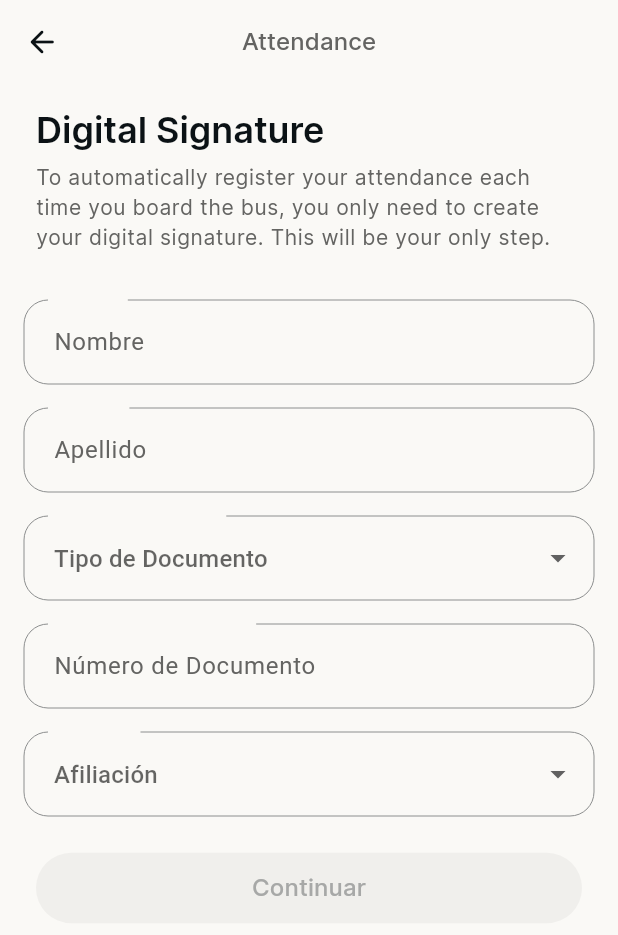
After one commit to movilidad-up/simup-up-app, a Flutter app: the SignatureFormView screen opened directly, on a phone screen of 412 x 824 dp. The commit adds this screen. Shown: the top 935 px of the screen. Run offline on Flutter 3.47's test engine with Material 3 defaults, Android fonts, the phone set to English and light mode, and no system bars; our stand-ins replace connectivity_plus, flutter_blue_plus, flutter_dotenv, flutter_local_notifications, flutter_styled_toast, flutter_svg and 11 more; missing offline and left inert: cron, encrypt, mobile_scanner, zoom_widget; accounts and stored records are empty; generated files the repository leaves out were written again.

Commit message:
SMP-023 - Implements Virtual Signature flow and saves encrypted signature on device.

```diff
--- a/lib/l10n/app_en.arb
+++ b/lib/l10n/app_en.arb
@@ -181,6 +181,12 @@
   "qrAttendance": "QR Attendance",
   "qrAttendanceInfo": "Please scan one of the QR codes located at the bus attendance points below.",
   "submitMyQrAttendance": "Submit my QR Attendance",
+  "digitalSignature": "Digital Signature",
+  "digitalSignatureInfo": "To automatically register your attendance each time you board the bus, you only need to create your digital signature. This will be your only step.",
+  "drawSignature": "Draw Your Signature",
+  "drawSignatureInfo": "To finish, please draw your signature.",
+  "allDone": "All Set!",
+  "allDoneInfo": "Your digital signature has been successfully created. Each time you board the bus, your attendance will be sent automatically :)",
 
   "readyStatus": "Tap to submit attendance",
   "readyStatusInfo": "Tap this button to submit your attendance",
--- a/lib/l10n/app_es.arb
+++ b/lib/l10n/app_es.arb
@@ -182,6 +182,12 @@
   "qrAttendance": "Asistencia QR",
   "qrAttendanceInfo": "Por favor, escanee a continuación alguno de los códigos QR ubicados en los puntos de asistencia del bus.",
   "submitMyQrAttendance": "Enviar mi Asistencia QR",
+  "digitalSignature": "Firma Digital",
+  "digitalSignatureInfo": "Para que podamos registrar tu asistencia de manera automática cada vez que subas al bus, solo necesitas crear tu firma digital. Este será tu único paso.",
+  "drawSignature": "Dibuja tu firma",
+  "drawSignatureInfo": "Para finalizar, por favor, dibuja tu firma.",
+  "allDone": "¡Todo listo!",
+  "allDoneInfo": "Tu firma digital ha sido creada exitosamente, cada que subas al bus, se enviará automaticamente tu asistencia :)",
 
   "readyStatus": "Toca para enviar asistencia",
   "readyStatusInfo": "Toque este botón para enviar su asistencia",
--- a/lib/views/home_view.dart
+++ b/lib/views/home_view.dart
@@ -4,6 +4,7 @@ import 'package:simup_up/views/components/current_station_card.dart';
 import 'package:simup_up/views/components/schedules_card.dart';
 import 'package:simup_up/views/components/status_card.dart';
 import 'package:simup_up/views/settings_view.dart';
+import 'package:simup_up/views/signature_form_view.dart';
 import 'package:simup_up/views/styles/spaces.dart';
 import 'package:flutter_gen/gen_l10n/app_localizations.dart';
 import 'package:simup_up/views/utils/custom-page-router.dart';
@@ -107,7 +108,10 @@ class _HomeViewState extends State<HomeView> {
                     delegate: SliverChildListDelegate([
                       VerticalSpacing(16.0),
                       ActionCard(
-                        onSchedulesTap: () {},
+                        onSchedulesTap: () {
+                          Navigator.of(context)
+                              .push(CustomPageRoute(SignatureFormView()));
+                        },
                         subtitle: AppLocalizations.of(context)!.myAttendance,
                         title: AppLocalizations.of(context)!.createYourSignature,
                         isPrimaryAction: true,
--- /dev/null
+++ b/lib/views/signature_form_view.dart
@@ -0,0 +1,358 @@
+import 'dart:convert';
+import 'dart:io';
+import 'dart:typed_data';
+import 'package:encrypt/encrypt.dart' as encrypt;
+import 'package:flutter/material.dart';
+import 'package:path_provider/path_provider.dart';
+import 'package:shared_preferences/shared_preferences.dart';
+import 'package:signature/signature.dart';
+import 'package:simup_up/views/components/primary_button.dart';
+import 'package:simup_up/views/styles/spaces.dart';
+import 'package:flutter_gen/gen_l10n/app_localizations.dart';
+
+class SignatureFormView extends StatefulWidget {
+  @override
+  _SignatureFormViewState createState() => _SignatureFormViewState();
+}
+
+class _SignatureFormViewState extends State<SignatureFormView> {
+  final _formKey = GlobalKey<FormState>();
+  final TextEditingController _nameController = TextEditingController();
+  final TextEditingController _surnameController = TextEditingController();
+  final TextEditingController _documentNumberController =
+      TextEditingController();
+  bool _isSignatureDrawn = false;
+  String? _documentType;
+  String? _role;
+  int _currentStep = 0;
+
+  final SignatureController _signatureController = SignatureController(
+    penStrokeWidth: 3,
+    penColor: Colors.black,
+    exportBackgroundColor: Colors.white,
+  );
+
+  @override
+  void initState() {
+    super.initState();
+
+    _signatureController.addListener(() {
+      setState(() {
+        _isSignatureDrawn = !_signatureController.isEmpty;
+      });
+    });
+  }
+
+  InputDecoration _buildDecoration(String labelText) {
+    return InputDecoration(
+      labelText: labelText,
+      hintText: labelText,
+      hintStyle: TextStyle(
+        color: Theme.of(context).colorScheme.tertiary,
+      ),
+      floatingLabelBehavior: FloatingLabelBehavior.always,
+      filled: true,
+      fillColor: Theme.of(context).colorScheme.onSurfaceVariant,
+      contentPadding:
+          const EdgeInsets.symmetric(vertical: 16.0, horizontal: 16.0),
+      focusedBorder: OutlineInputBorder(
+        borderRadius: BorderRadius.circular(16.0),
+        borderSide: BorderSide(
+            color: Theme.of(context).colorScheme.outline, width: 0.0),
+      ),
+      enabledBorder: OutlineInputBorder(
+        borderRadius: BorderRadius.circular(16.0),
+        borderSide: BorderSide(
+            color: Theme.of(context).colorScheme.outline, width: 0.0),
+      ),
+      border: const OutlineInputBorder(),
+    );
+  }
+
+  void _nextStep() {
+    if (_currentStep == 0) {
+      if (_formKey.currentState?.validate() == true) {
+        setState(() => _currentStep++);
+      }
+    } else if (_currentStep == 1 && !_signatureController.isEmpty) {
+      setState(() => _currentStep++);
+      _saveSignature();
+    }
+  }
+
+  // Save encrypted Virtual Signature (form data + drawn signature)
+  Future<void> _saveSignature() async {
+    try {
+      // Get signature image as Uint8List
+      final Uint8List? signatureData = await _signatureController.toPngBytes();
+      if (signatureData == null) return;
+
+      // Convert signature image to Base64
+      final String signatureBase64 = base64Encode(signatureData);
+
+      // Create JSON object with user data and signature
+      final Map<String, dynamic> signatureObject = {
+        "name": _nameController.text.trim(),
+        "lastName": _surnameController.text.trim(),
+        "documentType": _documentType,
+        "documentNumber": _documentNumberController.text.trim(),
+        "academicProgram": _role,
+        "signatureImage": signatureBase64,
+      };
+
+      // Convert JSON to string
+      final String jsonData = jsonEncode(signatureObject);
+
+      // Get or generate encryption key
+      final key = await _getEncryptionKey();
+      final encryptedData = _encryptData(jsonData, key);
+
+      // Get local storage path
+      final directory = await getApplicationDocumentsDirectory();
+      final filePath = '${directory.path}/virtual_signature.enc';
+
+      // Save encrypted data to file
+      final file = File(filePath);
+      await file.writeAsBytes(encryptedData);
+
+      print("Virtual Signature saved successfully at: $filePath");
+    } catch (e) {
+      print("Error saving Virtual Signature: $e");
+    }
+  }
+
+// Encrypt data with AES
+  Uint8List _encryptData(String data, encrypt.Key key) {
+    final encrypter = encrypt.Encrypter(encrypt.AES(key, mode: encrypt.AESMode.cbc));
+    final iv = encrypt.IV.fromLength(16); // Random IV for security
+    final encrypted = encrypter.encrypt(data, iv: iv);
+
+    // Store IV + Encrypted data
+    return Uint8List.fromList(iv.bytes + encrypted.bytes);
+  }
+
+// Get or generate encryption key
+  Future<encrypt.Key> _getEncryptionKey() async {
+    final prefs = await SharedPreferences.getInstance();
+    String? storedKey = prefs.getString('signature_key');
+
+    if (storedKey == null) {
+      final key = encrypt.Key.fromSecureRandom(32); // AES-256 key
+      await prefs.setString('signature_key', key.base64);
+      return key;
+    }
+    return encrypt.Key.fromBase64(storedKey);
+  }
+
+  @override
+  Widget build(BuildContext context) {
+    return Scaffold(
+        backgroundColor: Theme.of(context).colorScheme.surface,
+        body: SafeArea(
+          child: CustomScrollView(
+            slivers: [
+              SliverAppBar(
+                pinned: true,
+                centerTitle: true,
+                elevation: 4,
+                shadowColor: Colors.grey[100]!,
+                backgroundColor: Theme.of(context).colorScheme.surface,
+                scrolledUnderElevation: 0.4,
+                title: Text(
+                  AppLocalizations.of(context)!.attendance,
+                  style: Theme.of(context).textTheme.labelLarge,
+                  textScaler: const TextScaler.linear(1.0),
+                ),
+                leading: IconButton(
+                    icon: Icon(
+                      Icons.arrow_back_rounded,
+                      color: Theme.of(context).colorScheme.onSurface,
+                    ),
+                    enableFeedback: false,
+                    onPressed: () {
+                      if (_currentStep == 1) {
+                        // Go back to Step 0 without clearing the fields
+                        setState(() => _currentStep = 0);
+                      } else {
+                        // User is leaving the form, reset all fields
+                        _nameController.clear();
+                        _surnameController.clear();
+                        _documentNumberController.clear();
+                        _documentType = null;
+                        _role = null;
+                        _formKey.currentState?.reset();
+                        Navigator.of(context).pop();
+                      }
+                    }),
+              ),
+              SliverList(
+                delegate: SliverChildListDelegate([
+                  Padding(
+                    padding: const EdgeInsets.only(
+                        top: 16.0, bottom: 16.0, left: 24.0, right: 24.0),
+                    child: Align(
+                      alignment: Alignment.topLeft,
+                      child: Column(
+                        crossAxisAlignment: CrossAxisAlignment.start,
+                        children: [
+                          Text(
+                            (_currentStep == 0) ? AppLocalizations.of(context)!.digitalSignature : AppLocalizations.of(context)!.drawSignature,
+                            style: Theme.of(context).textTheme.displayMedium,
+                          ),
+                          SizedBox(height: 8.0),
+                          Text(
+                            (_currentStep == 0) ? AppLocalizations.of(context)!.digitalSignatureInfo : AppLocalizations.of(context)!.drawSignatureInfo,
+                            style: Theme.of(context).textTheme.bodySmall,
+                          ),
+                        ],
+                      ),
+                    ),
+                  ),
+                  _currentStep == 0
+                      ? _buildUserInfoForm()
+                      : _currentStep == 1
+                          ? _buildSignaturePad()
+                          : _buildSuccessScreen(),
+                  VerticalSpacing(16.0)
+                ]),
+              ),
+            ],
+          ),
+        ));
+  }
+
+  Widget _buildUserInfoForm() {
+    return Padding(
+      padding: const EdgeInsets.all(16.0),
+      child: Form(
+        key: _formKey,
+        child: Column(
+          children: [
+            TextFormField(
+              controller: _nameController,
+              decoration: _buildDecoration("Nombre"),
+              validator: (value) => value!.isEmpty ? "Required" : null,
+            ),
+            VerticalSpacing(16.0),
+            TextFormField(
+              controller: _surnameController,
+              decoration: _buildDecoration("Apellido"),
+              validator: (value) => value!.isEmpty ? "Required" : null,
+            ),
+            VerticalSpacing(16.0),
+            DropdownButtonFormField<String>(
+              value: _documentType,
+              decoration: _buildDecoration("Tipo de Documento"),
+              items: ["CC", "TI", "Pasaporte"]
+                  .map((type) =>
+                      DropdownMenuItem(value: type, child: Text(type)))
+                  .toList(),
+              onChanged: (value) => setState(() => _documentType = value),
+              validator: (value) => value == null ? "Required" : null,
+            ),
+            VerticalSpacing(16.0),
+            TextFormField(
+              controller: _documentNumberController,
+              decoration: _buildDecoration("Número de Documento"),
+              validator: (value) => value!.isEmpty ? "Required" : null,
+            ),
+            VerticalSpacing(16.0),
+            DropdownButtonFormField<String>(
+              value: _role,
+              decoration: _buildDecoration("Afiliación"),
+              items: ["Estudiante", "Profesor"]
+                  .map((role) =>
+                      DropdownMenuItem(value: role, child: Text(role)))
+                  .toList(),
+              onChanged: (value) => setState(() => _role = value),
+              validator: (value) => value == null ? "Required" : null,
+            ),
+            VerticalSpacing(16.0),
+            PrimaryButton(
+              onButtonPressed: () {
+                if (_formKey.currentState?.validate() == false) {
+                  setState(() {});
+                } else {
+                  _nextStep();
+                }
+              },
+              buttonText: "Continuar",
+              isButtonEnabled: _nameController.text.isNotEmpty &&
+                  _surnameController.text.isNotEmpty &&
+                  _documentType != null &&
+                  _documentNumberController.text.isNotEmpty &&
+                  _role != null,
+            ),
+          ],
+        ),
+      ),
+    );
+  }
+
+  Widget _buildSignaturePad() {
+    return Column(
+      mainAxisAlignment: MainAxisAlignment.center,
+      children: [
+        Signature(
+          controller: _signatureController,
+          height: 200,
+          backgroundColor: Colors.grey[200]!,
+        ),
+        SizedBox(height: 12),
+        Row(
+          mainAxisAlignment: MainAxisAlignment.center,
+          children: [
+            ElevatedButton(
+              onPressed: () {
+                _signatureController.clear();
+                setState(() => _isSignatureDrawn = false); // Ensure UI updates
+              },
+              style: ElevatedButton.styleFrom(
+                backgroundColor: Colors.redAccent,
+              ),
+              child: Text("Clear Signature", style: TextStyle(color: Colors.white)),
+            ),
+            SizedBox(width: 16),
+            ElevatedButton(
+              onPressed: _isSignatureDrawn ? _nextStep : null,
+              child: Text("Save & Continue"),
+            ),
+          ],
+        ),
+      ],
+    );
+  }
+
+  Widget _buildSuccessScreen() {
+    return Center(
+      child: Padding(
+        padding: EdgeInsets.symmetric(horizontal: 24.0),
+        child: Column(
+          mainAxisAlignment: MainAxisAlignment.center,
+          children: [
+            Text(
+              AppLocalizations.of(context)!.allDone,
+              style: Theme.of(context).textTheme.displayMedium,
+            ),
+            VerticalSpacing(8.0),
+            SizedBox(
+              width: MediaQuery.of(context).size.width * 0.8,
+              child: Text(
+                AppLocalizations.of(context)!.allDoneInfo,
+                textAlign: TextAlign.center,
+                style: Theme.of(context).textTheme.bodySmall,
+              ),
+            ),
+            VerticalSpacing(16.0),
+            PrimaryButton(
+              onButtonPressed: () => Navigator.pop(context),
+              buttonText: "Return to Dashboard",
+              hasPadding: false,
+              isButtonEnabled: true,
+            ),
+          ],
+        ),
+      ),
+    );
+  }
+}
--- a/pubspec.yaml
+++ b/pubspec.yaml
@@ -58,6 +58,9 @@ dependencies:
   flutter_blue_plus: ^1.35.3
   internet_connection_checker_plus: ^2.7.0
   mobile_scanner: ^6.0.6
+  signature: ^6.0.0
+  encrypt: ^5.0.3
+  path_provider: ^2.1.5
 
 dev_dependencies:
   flutter_test:
```
